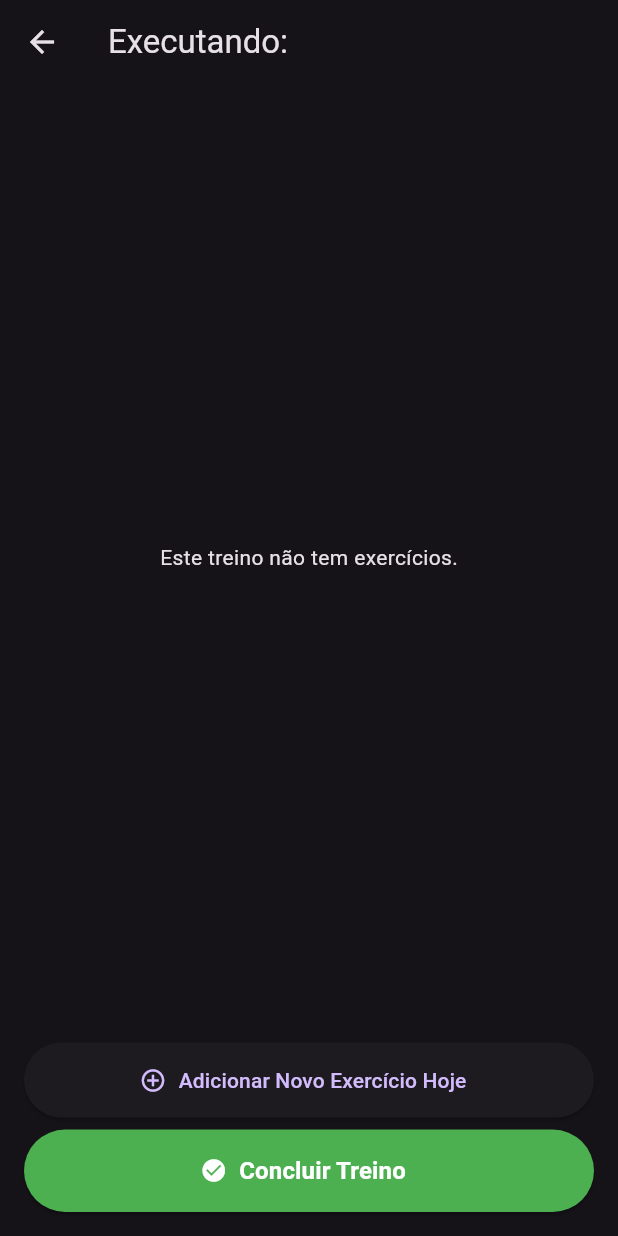
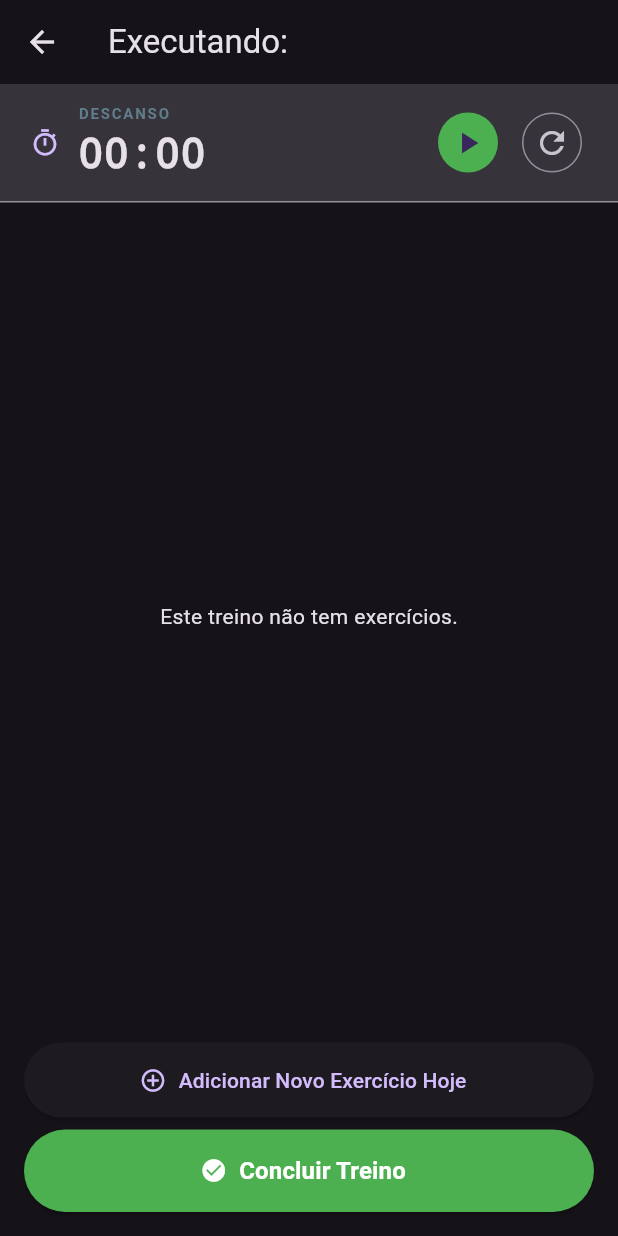
Before and after one commit to vitoralcantara/app-treino-ia, a Flutter app: the WorkoutExecutionScreen screen opened directly with empty values, on a phone screen of 412 x 824 dp. Run offline on Flutter 3.47's test engine with Material 3 defaults, Android fonts, the phone set to English and light mode, and no system bars; our stand-ins replace flutter_riverpod, image_picker, shared_preferences, sqflite; accounts and stored records are empty.

Commit message:
Feat: Add rest timer to Workout Execution screen

```diff
--- a/lib/screens/workout_execution_screen.dart
+++ b/lib/screens/workout_execution_screen.dart
@@ -1,4 +1,5 @@
 import 'dart:io';
+import 'dart:async';
 import 'package:flutter/material.dart';
 import 'package:flutter_riverpod/flutter_riverpod.dart';
 import 'package:image_picker/image_picker.dart';
@@ -22,6 +23,50 @@ class _WorkoutExecutionScreenState extends ConsumerState<WorkoutExecutionScreen>
   final Map<int, List<bool>> _completedSets = {}; // Controla quais séries foram concluídas
   final List<Exercise> _dynamicExercises = []; // Exercícios adicionados na hora
   bool _initialized = false;
+
+  // Variáveis do Temporizador de Descanso
+  Timer? _timer;
+  int _seconds = 0;
+  bool _isTimerRunning = false;
+
+  @override
+  void dispose() {
+    _timer?.cancel();
+    super.dispose();
+  }
+
+  void _startTimer() {
+    if (_isTimerRunning) return;
+    setState(() {
+      _isTimerRunning = true;
+    });
+    _timer = Timer.periodic(const Duration(seconds: 1), (timer) {
+      setState(() {
+        _seconds++;
+      });
+    });
+  }
+
+  void _pauseTimer() {
+    _timer?.cancel();
+    setState(() {
+      _isTimerRunning = false;
+    });
+  }
+
+  void _resetTimer() {
+    _timer?.cancel();
+    setState(() {
+      _seconds = 0;
+      _isTimerRunning = false;
+    });
+  }
+
+  String _formatTime(int totalSeconds) {
+    int minutes = totalSeconds ~/ 60;
+    int seconds = totalSeconds % 60;
+    return '${minutes.toString().padLeft(2, '0')}:${seconds.toString().padLeft(2, '0')}';
+  }
 
   @override
   void didChangeDependencies() {
@@ -351,6 +396,67 @@ class _WorkoutExecutionScreenState extends ConsumerState<WorkoutExecutionScreen>
       ),
       body: Column(
         children: [
+          // Widget do Temporizador de Descanso
+          Container(
+            width: double.infinity,
+            padding: const EdgeInsets.symmetric(vertical: 12, horizontal: 20),
+            decoration: BoxDecoration(
+              color: Theme.of(context).colorScheme.surfaceContainerHighest,
+              border: Border(bottom: BorderSide(color: Theme.of(context).dividerColor)),
+            ),
+            child: Row(
+              mainAxisAlignment: MainAxisAlignment.spaceBetween,
+              children: [
+                Row(
+                  children: [
+                    Icon(Icons.timer_outlined, color: Theme.of(context).colorScheme.primary, size: 20),
+                    const SizedBox(width: 12),
+                    Column(
+                      crossAxisAlignment: CrossAxisAlignment.start,
+                      children: [
+                        const Text(
+                          'DESCANSO',
+                          style: TextStyle(fontSize: 10, fontWeight: FontWeight.bold, color: Colors.blueGrey, letterSpacing: 1.2),
+                        ),
+                        Text(
+                          _formatTime(_seconds),
+                          style: const TextStyle(fontSize: 28, fontWeight: FontWeight.bold, fontFamily: 'monospace'),
+                        ),
+                      ],
+                    ),
+                  ],
+                ),
+                Row(
+                  children: [
+                    if (!_isTimerRunning)
+                      IconButton.filled(
+                        onPressed: _startTimer,
+                        icon: const Icon(Icons.play_arrow),
+                        style: IconButton.styleFrom(
+                          backgroundColor: Colors.green,
+                          minimumSize: const Size(40, 40),
+                        ),
+                      )
+                    else
+                      IconButton.filled(
+                        onPressed: _pauseTimer,
+                        icon: const Icon(Icons.pause),
+                        style: IconButton.styleFrom(
+                          backgroundColor: Colors.orange,
+                          minimumSize: const Size(40, 40),
+                        ),
+                      ),
+                    const SizedBox(width: 8),
+                    IconButton.outlined(
+                      onPressed: _resetTimer,
+                      icon: const Icon(Icons.refresh),
+                      style: IconButton.styleFrom(minimumSize: const Size(40, 40)),
+                    ),
+                  ],
+                ),
+              ],
+            ),
+          ),
           Expanded(
             child: _dynamicExercises.isEmpty
                 ? const Center(child: Text('Este treino não tem exercícios.'))
```
